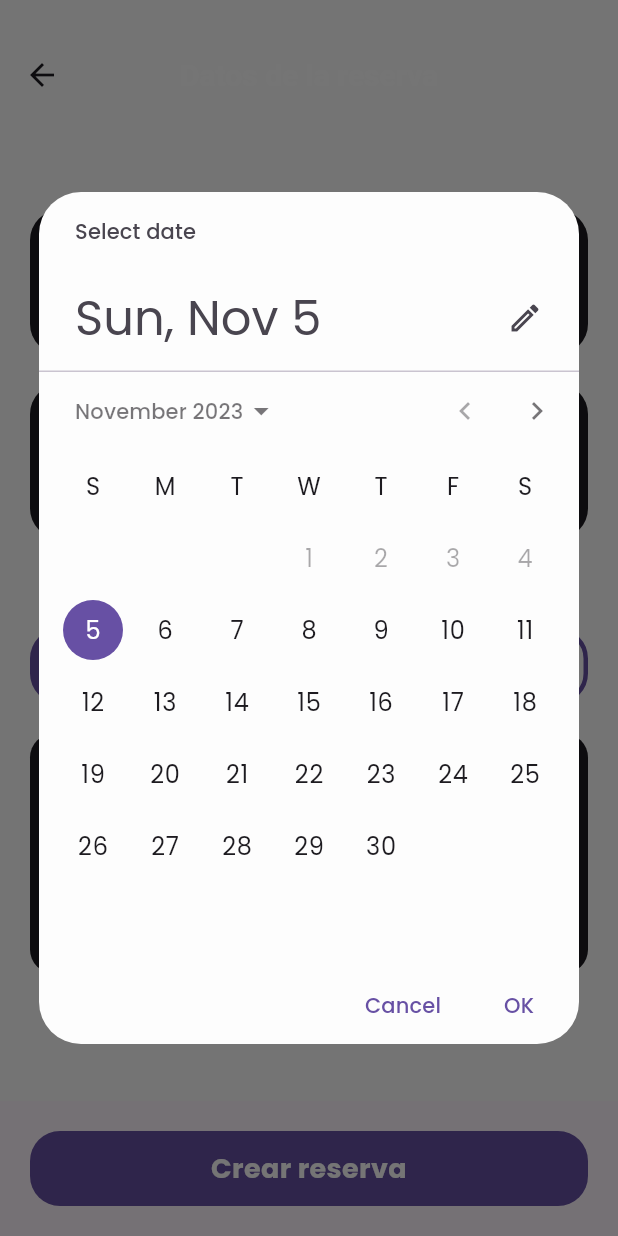
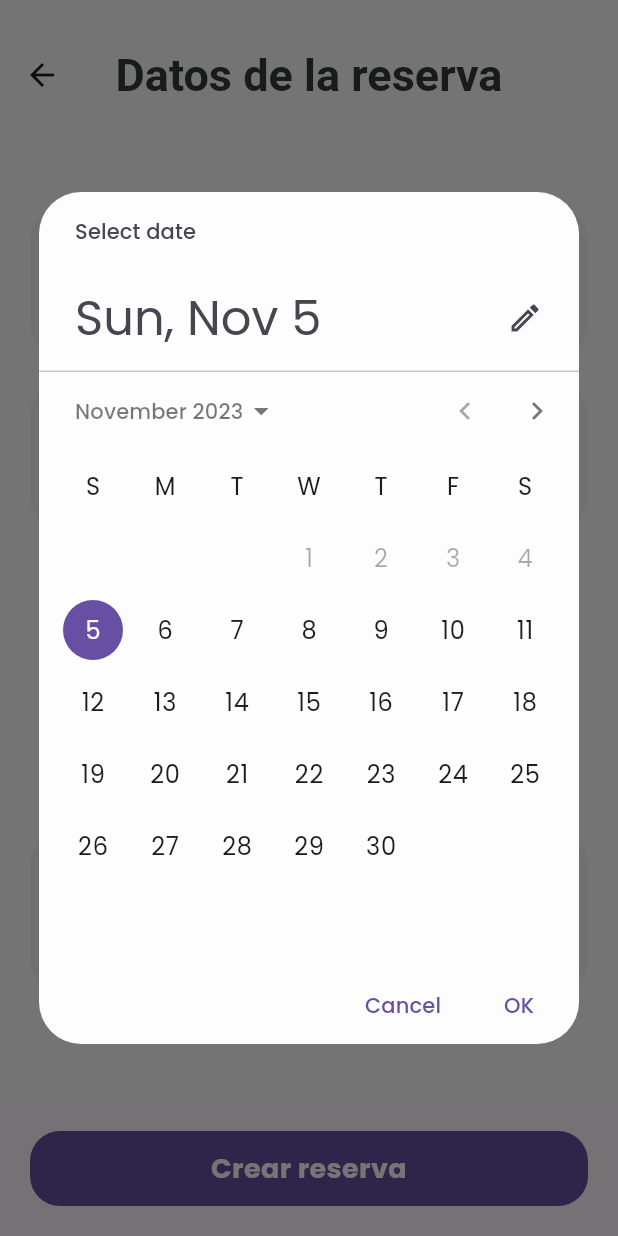
Before and after one commit to jrdeavila/club_valledupar_app, a Flutter app: the CreateReservationScreen screen opened by its route, after a tap on "Fecha de la reserva", on a phone screen of 412 x 824 dp. Run offline on Flutter 3.47's test engine with Material 2 defaults, Android fonts, the phone set to English and light mode, and no system bars; our stand-ins replace cached_network_image, dio, flutter_cache_manager, flutter_keyboard_visibility, get, get_it and 4 more; accounts and stored records are empty; network calls fail.

Commit message:
Cambiar UI de reservaciones y cambiando proceso

```diff
--- a/lib/src/application/use_cases/reservation_use_cases.dart
+++ b/lib/src/application/use_cases/reservation_use_cases.dart
@@ -35,17 +35,6 @@ class FetchInsumeAreasUseCase {
 }
 
 @injectable
-class FetchTypesUseCase {
-  final RespositoryTypesRepository _typeRepository;
-
-  FetchTypesUseCase(this._typeRepository);
-
-  Future<List<TypeReservation>> call() {
-    return _typeRepository.getTypes();
-  }
-}
-
-@injectable
 class DeleteReservationUseCase {
   final ReservationRepository _reservationRepository;
 
--- a/lib/src/domain/entities/reservation.dart
+++ b/lib/src/domain/entities/reservation.dart
@@ -6,9 +6,9 @@ class Reservation {
     this.id,
     required this.insumeArea,
     required this.isEver,
+    required this.isAllDay,
     required this.observations,
     required this.startDate,
-    required this.typeReservation,
     required this.user,
     this.updatedAt,
     this.createdAt,
@@ -18,9 +18,9 @@ class Reservation {
   final int? id;
   final InsumeArea insumeArea;
   final bool isEver;
-  final List<String> observations;
+  final bool isAllDay;
+  final String observations;
   final String startDate;
-  final TypeReservation typeReservation;
   final String? updatedAt;
   final String? createdAt;
   final Partner user;
@@ -39,15 +39,3 @@ class InsumeArea {
   final int id;
   final String name;
 }
-
-class TypeReservation {
-  TypeReservation({
-    required this.desc,
-    required this.id,
-    required this.name,
-  });
-
-  final String desc;
-  final int id;
-  final String name;
-}
--- a/lib/src/domain/repositories/reservation_repository.dart
+++ b/lib/src/domain/repositories/reservation_repository.dart
@@ -9,7 +9,3 @@ abstract class ReservationRepository {
   Future<Reservation> createReservation(Reservation reservation);
   Future<void> deleteReservation(Reservation id);
 }
-
-abstract class RespositoryTypesRepository {
-  Future<List<TypeReservation>> getTypes();
-}
--- a/lib/src/infrastructure/repositories/http_reservation_repository.dart
+++ b/lib/src/infrastructure/repositories/http_reservation_repository.dart
@@ -41,17 +41,3 @@ class HttpInsumeAreaRepository implements InsumeAreaRepository {
         value['data'].map<InsumeArea>((e) => insumeAreaFromJson(e)).toList());
   }
 }
-
-@Injectable(as: RespositoryTypesRepository)
-class HttpRespositoryTypesRepository implements RespositoryTypesRepository {
-  final HttpClient _httpClient;
-
-  HttpRespositoryTypesRepository(this._httpClient);
-  @override
-  Future<List<TypeReservation>> getTypes() {
-    return _httpClient.get<JSON>("/type-reservations").then((value) =>
-        value['data']
-            .map<TypeReservation>((e) => typeReservationFromJson(e))
-            .toList());
-  }
-}
--- a/lib/src/presentation/common/theme/color_palete.dart
+++ b/lib/src/presentation/common/theme/color_palete.dart
@@ -49,6 +49,7 @@ abstract class AppTheme {
     titleTextStyle: TextStyle(
       fontSize: 20,
       fontWeight: FontWeight.bold,
+      fontFamily: 'Poppins',
     ),
   );
 
--- a/lib/src/presentation/common/widgets/textfield.dart
+++ b/lib/src/presentation/common/widgets/textfield.dart
@@ -1,4 +1,6 @@
+import 'package:club_valledupar_app/lib.dart';
 import 'package:flutter/material.dart';
+import 'package:get/get.dart';
 
 class AppTxtField extends StatelessWidget {
   const AppTxtField({
@@ -28,11 +30,15 @@ class AppTxtField extends StatelessWidget {
 
   @override
   Widget build(BuildContext context) {
-    final textColor = Theme.of(context).colorScheme.primary;
+    final textColor = Get.find<ColorPalete>().textOnSecondary;
+    final bgColor = Get.find<ColorPalete>().componentColor;
     return TextFormField(
       style: TextStyle(
-        color: Theme.of(context).colorScheme.primary,
+        color: textColor,
+        fontSize: 18.0,
       ),
+      cursorColor: textColor,
+      cursorWidth: 2,
       initialValue: initialValue,
       maxLength: maxLength,
       minLines: minLines,
@@ -41,9 +47,7 @@ class AppTxtField extends StatelessWidget {
       obscureText: isPassword,
       decoration: InputDecoration(
         filled: true,
-        fillColor: secondary
-            ? Theme.of(context).colorScheme.secondary.withOpacity(0.3)
-            : Theme.of(context).colorScheme.onBackground,
+        fillColor: bgColor,
         border: OutlineInputBorder(
           borderRadius: BorderRadius.circular(16),
           borderSide: BorderSide.none,
--- a/lib/src/presentation/common/widgets/widgets.dart
+++ b/lib/src/presentation/common/widgets/widgets.dart
@@ -1,4 +1,5 @@
 export 'appbar.dart';
 export 'blur.dart';
 export 'buttons.dart';
+export 'image.dart';
 export 'textfield.dart';
--- a/lib/src/presentation/features/dashboard/controllers/reservation_controller.dart
+++ b/lib/src/presentation/features/dashboard/controllers/reservation_controller.dart
@@ -101,29 +101,55 @@ class ReservationController extends GetxController {
 }
 
 class CreateReservationController extends GetxController {
+  final radioOptions = [
+    "Reservar todo el dia",
+    "Repetir indefinidamente",
+    "Reservacion normal"
+  ];
+
+  final observationsOptions = [
+    "Otro",
+    "Clases",
+    "Reunion familiar",
+    "Reunion de amigos",
+    "Reunion de trabajo",
+    "Reunion de negocios",
+  ];
   final ValidatorService _validatorService = getIt<ValidatorService>();
 
-  final Rx<TimeOfDay> _startTime = TimeOfDay.now().obs;
-  final Rx<TimeOfDay> _endTime = TimeOfDay.now().obs;
+  final Rx<TimeOfDay> _startTime = TimeOfDay(
+    hour: TimeOfDay.now().hour,
+    minute: 0,
+  ).obs;
+  final Rx<TimeOfDay> _endTime = TimeOfDay(
+    hour: TimeOfDay.now().hour + 2,
+    minute: 0,
+  ).obs;
   final Rx<DateTime> _date = DateTime.now().obs;
   final RxList<InsumeArea> _areas = <InsumeArea>[].obs;
-  final RxList<TypeReservation> _types = <TypeReservation>[].obs;
   final Rx<InsumeArea?> _area = Rx(null);
-  final Rx<TypeReservation?> _type = Rx(null);
-  final RxBool _isEver = true.obs;
-  final RxString _observations = "".obs;
+  late final RxString _observations = RxString(observationsOptions.first);
   final RxMap<String, List> _errors = RxMap();
+  final RxInt _radioValue = 2.obs;
+  final Rx<bool?> _isLoading = Rx(null);
 
   TimeOfDay get startTime => _startTime.value;
   TimeOfDay get endTime => _endTime.value;
   DateTime get date => _date.value;
   List<InsumeArea> get areas => _areas;
-  List<TypeReservation> get types => _types;
   List get errors => _errors.values.expand((element) => element).toList();
-  bool get isEver => _isEver.value;
+  int get radioValue => _radioValue.value;
+
+  void onRadioChange(int? value) {
+    _radioValue.value = value ?? 0;
+  }
 
   void changeStartTime(TimeOfDay time) {
     _startTime.value = time;
+    _endTime.value = TimeOfDay(
+      hour: time.hour + 2,
+      minute: time.minute,
+    );
   }
 
   void changeEndTime(TimeOfDay time) {
@@ -139,17 +165,8 @@ class CreateReservationController extends GetxController {
     _area.value = area;
   }
 
-  void changeType(int id) {
-    final type = _types.firstWhere((element) => element.id == id);
-    _type.value = type;
-  }
-
   void changeObservations(String value) {
     _observations.value = value;
-  }
-
-  void changeIsEver(bool value) {
-    _isEver.value = value;
   }
 
   @override
@@ -160,8 +177,20 @@ class CreateReservationController extends GetxController {
         _errors.addAll(value);
       },
     );
+
+    _isLoading.listen((value) {
+      if (value != null && !value) {
+        Get.back();
+        getIt<BannerService>().showBanner(
+          BannerData(
+            title: "Reserva creada",
+            message: "Reserva creada con exito",
+            type: BannerType.success,
+          ),
+        );
+      }
+    });
     _fetchInsumeAreas();
-    _fetchTypes();
   }
 
   void _fetchInsumeAreas() {
@@ -169,14 +198,6 @@ class CreateReservationController extends GetxController {
     fetchInsumeAreasUseCase().then((areas) {
       _areas.addAll(areas);
       _area.value = areas.first;
-    });
-  }
-
-  void _fetchTypes() {
-    final fetchTypesUseCase = getIt<FetchTypesUseCase>();
-    fetchTypesUseCase().then((types) {
-      _types.addAll(types);
-      _type.value = types.first;
     });
   }
 
@@ -189,23 +210,16 @@ class CreateReservationController extends GetxController {
       startDate: _dateTimeToString(date, startTime),
       endDate: _dateTimeToString(date, endTime),
       insumeArea: _area.value!,
-      typeReservation: _type.value!,
-      isEver: _isEver.value,
-      observations: [
-        _observations.value,
-      ],
+      isEver: _radioValue.value == 1,
+      isAllDay: _radioValue.value == 0,
+      observations: _observations.value,
     );
-
+    _isLoading.value = true;
     createReservationUseCase(reservation).then((value) {
+      _isLoading.value = false;
       Get.find<ReservationController>().saveReservation(value);
-      Get.back();
-      getIt<BannerService>().showBanner(
-        BannerData(
-          title: "Reserva creada",
-          message: "Reserva creada con exito",
-          type: BannerType.success,
-        ),
-      );
+    }).onError((error, stackTrace) {
+      _isLoading.value = false;
     });
   }
 
--- a/lib/src/presentation/features/dashboard/screens/create_reservation_screen.dart
+++ b/lib/src/presentation/features/dashboard/screens/create_reservation_screen.dart
@@ -11,6 +11,11 @@ class CreateReservationScreen extends GetView<CreateReservationController> {
       appBar: AppBar(
         toolbarHeight: 100,
         title: const Text('Datos de la reserva'),
+        titleTextStyle: TextStyle(
+          fontSize: 30,
+          fontWeight: FontWeight.bold,
+          color: Get.find<ColorPalete>().textOnSecondary,
+        ),
         centerTitle: true,
       ),
       body: Obx(
@@ -25,7 +30,7 @@ class CreateReservationScreen extends GetView<CreateReservationController> {
                     width: double.infinity,
                     decoration: BoxDecoration(
                       borderRadius: BorderRadius.circular(20),
-                      color: Theme.of(context).colorScheme.error,
+                      color: Get.find<ColorPalete>().componentOnError,
                     ),
                     child: Column(
                       crossAxisAlignment: CrossAxisAlignment.start,
@@ -35,14 +40,14 @@ class CreateReservationScreen extends GetView<CreateReservationController> {
                           style: TextStyle(
                             fontSize: 20,
                             fontWeight: FontWeight.bold,
-                            color: Theme.of(context).colorScheme.onError,
+                            color: Get.find<ColorPalete>().textOnError,
                           ),
                         ),
                         ...controller.errors.map(
                           (e) => Text(
-                            e,
+                            "${controller.errors.indexOf(e) + 1}. $e",
                             style: TextStyle(
-                              color: Theme.of(context).colorScheme.onError,
+                              color: Get.find<ColorPalete>().textOnError,
                               fontSize: 16.0,
                             ),
                           ),
@@ -84,24 +89,11 @@ class CreateReservationScreen extends GetView<CreateReservationController> {
                   },
                 ),
                 const SizedBox(height: 20),
-                if (controller.types.isNotEmpty)
-                  DropDownCard(
-                    label: "Tipo de reserva",
-                    items: controller.types.map(
-                      (e) => DropDownCardItem(
-                        id: e.id,
-                        title: e.name,
-                        desc: e.desc,
-                      ),
-                    ),
-                    onChangeId: (value) {
-                      controller.changeType(value);
-                    },
-                  ),
-                const SizedBox(height: 20),
                 if (controller.areas.isNotEmpty)
                   DropDownCard(
                     label: "Insumo a reservar",
+                    hintText: "Selecciona un insumo",
+                    labelModal: "Selecciona un insumo",
                     items: controller.areas.map(
                       (e) => DropDownCardItem(
                         id: e.id,
@@ -114,42 +106,39 @@ class CreateReservationScreen extends GetView<CreateReservationController> {
                     },
                   ),
                 const SizedBox(height: 20),
-                Row(
-                  children: [
-                    Expanded(
-                      child: AppRoundedButton(
-                        label: "Repetir",
-                        padding: EdgeInsets.zero,
-                        isBordered: !controller.isEver,
-                        radius: 20.0,
-                        onTap: () {
-                          controller.changeIsEver(true);
-                        },
+                ...controller.radioOptions.map((e) {
+                  return Row(
+                    children: [
+                      Radio<int>(
+                        value: controller.radioOptions.indexOf(e),
+                        groupValue: controller.radioValue,
+                        onChanged: (value) => controller.onRadioChange(value),
+                      ),
+                      Text(
+                        e,
+                        style: TextStyle(
+                          color: Get.find<ColorPalete>().textOnSecondary,
+                        ),
+                      ),
+                    ],
+                  );
+                }).toList(),
+                const SizedBox(height: 20),
+                DropDownCard(
+                    label: "Motivo",
+                    hintText: "Selecciona un motivo",
+                    labelModal: "Selecciona un motivo",
+                    items: controller.observationsOptions.map(
+                      (e) => DropDownCardItem(
+                        id: controller.observationsOptions.indexOf(e),
+                        title: e,
+                        desc: e,
                       ),
                     ),
-                    const SizedBox(width: 20),
-                    Expanded(
-                      child: AppRoundedButton(
-                        isBordered: controller.isEver,
-                        label: "No repetir",
-                        padding: EdgeInsets.zero,
-                        radius: 20.0,
-                        onTap: () {
-                          controller.changeIsEver(false);
-                        },
-                      ),
-                    )
-                  ],
-                ),
-                const SizedBox(height: 20),
-                AppTxtField(
-                  onChange: (value) {
-                    controller.changeObservations(value);
-                  },
-                  hintText: "Observaciones",
-                  minLines: 5,
-                  maxLines: 5,
-                ),
+                    onChangeId: (value) {
+                      controller.changeObservations(
+                          controller.observationsOptions[value]);
+                    })
               ],
             ),
           ),
--- a/lib/src/presentation/features/dashboard/widgets/clock_time_card.dart
+++ b/lib/src/presentation/features/dashboard/widgets/clock_time_card.dart
@@ -1,4 +1,6 @@
+import 'package:club_valledupar_app/lib.dart';
 import 'package:flutter/material.dart';
+import 'package:get/get.dart';
 
 class ClockTimeCard extends StatelessWidget {
   const ClockTimeCard({
@@ -27,7 +29,7 @@ class ClockTimeCard extends StatelessWidget {
       },
       child: Container(
         decoration: BoxDecoration(
-          color: Theme.of(context).colorScheme.onBackground,
+          color: Get.find<ColorPalete>().componentColor,
           borderRadius: BorderRadius.circular(20),
         ),
         padding: const EdgeInsets.all(20),
@@ -42,18 +44,12 @@ class ClockTimeCard extends StatelessWidget {
                 overflow: TextOverflow.ellipsis,
               ),
             ),
-            Row(
-              children: [
-                Text(time.hourOfPeriod.toString().padLeft(2, '0'),
-                    style: const TextStyle(fontSize: 25)),
-                const Text(' : ', style: TextStyle(fontSize: 25)),
-                Text(time.minute.toString().padLeft(2, '0'),
-                    style: const TextStyle(fontSize: 25)),
-                Text(
-                  time.period == DayPeriod.am ? ' AM' : ' PM',
-                  style: const TextStyle(fontSize: 25),
-                ),
-              ],
+            Text(
+              time.format(context).toUpperCase(),
+              style: const TextStyle(
+                fontSize: 25,
+                fontWeight: FontWeight.bold,
+              ),
             ),
           ],
         ),
--- a/lib/src/presentation/features/dashboard/widgets/datetime_card.dart
+++ b/lib/src/presentation/features/dashboard/widgets/datetime_card.dart
@@ -1,3 +1,4 @@
+import 'package:club_valledupar_app/lib.dart';
 import 'package:flutter/material.dart';
 import 'package:get/get.dart';
 import 'package:intl/intl.dart';
@@ -16,6 +17,9 @@ class DateTimeCard extends StatelessWidget {
 
   @override
   Widget build(BuildContext context) {
+    final dateStr = DateFormat('yyyy-MM-dd').format(date);
+    final dayName = DateFormat('EEEE', 'es_CO').format(date).capitalize!;
+    final completeDate = '$dateStr - $dayName';
     return GestureDetector(
       onTap: () {
         showDatePicker(
@@ -30,8 +34,9 @@ class DateTimeCard extends StatelessWidget {
         });
       },
       child: Container(
+        width: double.infinity,
         decoration: BoxDecoration(
-          color: Theme.of(context).colorScheme.onBackground,
+          color: Get.find<ColorPalete>().componentColor,
           borderRadius: BorderRadius.circular(20),
         ),
         padding: const EdgeInsets.all(20),
@@ -40,27 +45,12 @@ class DateTimeCard extends StatelessWidget {
           mainAxisSize: MainAxisSize.min,
           children: [
             Text(label, style: const TextStyle(fontSize: 14.0)),
-            Row(
-              children: [
-                Text(date.day.toString().padLeft(2, '0'),
-                    style: const TextStyle(fontSize: 30)),
-                const Text('/', style: TextStyle(fontSize: 30)),
-                Text(date.month.toString().padLeft(2, '0'),
-                    style: const TextStyle(fontSize: 30)),
-                const Text('/', style: TextStyle(fontSize: 30)),
-                Text(
-                  date.year.toString(),
-                  style: const TextStyle(fontSize: 30),
-                ),
-                const Text(' - ', style: TextStyle(fontSize: 30)),
-                // Day Name
-                Expanded(
-                  child: Text(
-                    DateFormat('EEEE', 'es_CO').format(date).capitalize!,
-                    style: const TextStyle(fontSize: 30),
-                  ),
-                ),
-              ],
+            Text(
+              completeDate.toUpperCase(),
+              style: const TextStyle(
+                fontSize: 25,
+                fontWeight: FontWeight.bold,
+              ),
             ),
           ],
         ),
--- a/lib/src/presentation/features/dashboard/widgets/dropdown_card.dart
+++ b/lib/src/presentation/features/dashboard/widgets/dropdown_card.dart
@@ -8,11 +8,15 @@ class DropDownCard extends StatefulWidget {
     required this.label,
     required this.items,
     required this.onChangeId,
+    required this.labelModal,
+    required this.hintText,
   });
 
   final String label;
   final Iterable<DropDownCardItem> items;
   final void Function(int) onChangeId;
+  final String labelModal;
+  final String hintText;
 
   @override
   State<DropDownCard> createState() => _DropDownCardState();
@@ -35,7 +39,7 @@ class _DropDownCardState extends State<DropDownCard> {
         width: double.infinity,
         decoration: BoxDecoration(
           borderRadius: BorderRadius.circular(20),
-          color: Theme.of(context).colorScheme.onBackground,
+          color: Get.find<ColorPalete>().componentColor,
         ),
         child: Column(
           crossAxisAlignment: CrossAxisAlignment.start,
@@ -44,7 +48,7 @@ class _DropDownCardState extends State<DropDownCard> {
               widget.label,
               style: TextStyle(
                 fontSize: 14,
-                color: Theme.of(context).colorScheme.primary,
+                color: Get.find<ColorPalete>().textOnSecondary,
               ),
             ),
             const SizedBox(height: 10),
@@ -53,14 +57,15 @@ class _DropDownCardState extends State<DropDownCard> {
                   .firstWhere((e) => e.id == _currentId,
                       orElse: () => DropDownCardItem(
                             id: 0,
-                            title: "Selecciona un tipo de reserva",
+                            title: widget.hintText,
                             desc: "",
                           ))
                   .title
                   .toUpperCase(),
               style: TextStyle(
                 fontSize: 24,
-                color: Theme.of(context).colorScheme.primary,
+                fontWeight: FontWeight.bold,
+                color: Get.find<ColorPalete>().textOnSecondary,
               ),
             ),
           ],
@@ -69,22 +74,26 @@ class _DropDownCardState extends State<DropDownCard> {
       onTap: () {
         showModalBottomSheet(
           context: context,
-          backgroundColor: Theme.of(context).colorScheme.onBackground,
+          backgroundColor: Get.find<ColorPalete>().componentColor,
           builder: (context) {
             return Container(
               padding: const EdgeInsets.all(20),
               child: Column(
-                mainAxisSize: MainAxisSize.min,
                 children: [
                   Text(
-                    "Selecciona un tipo de reserva",
+                    widget.labelModal,
                     style: TextStyle(
                       fontSize: 20,
                       fontWeight: FontWeight.bold,
-                      color: Theme.of(context).colorScheme.primary,
+                      color: Get.find<ColorPalete>().textOnSecondary,
                     ),
                   ),
                   const SizedBox(height: 20),
+                  Expanded(
+                    child: SingleChildScrollView(
+                      child: Column(
+                        mainAxisSize: MainAxisSize.min,
+                        children: [
                           ...widget.items.map(
                             (e) => GestureDetector(
                               onTap: () {
@@ -103,29 +112,35 @@ class _DropDownCardState extends State<DropDownCard> {
                                     width: double.infinity,
                                     decoration: BoxDecoration(
                                       borderRadius: BorderRadius.circular(20),
-                              color: Theme.of(context).colorScheme.primary,
+                                      color: Get.find<ColorPalete>()
+                                          .componentColor,
                                     ),
                                     child: Column(
-                              crossAxisAlignment: CrossAxisAlignment.start,
+                                      crossAxisAlignment:
+                                          CrossAxisAlignment.start,
                                       children: [
                                         Text(
                                           e.title,
                                           style: TextStyle(
                                             fontSize: 20,
                                             fontWeight: FontWeight.bold,
-                                    color:
-                                        Theme.of(context).colorScheme.onPrimary,
+                                            color: Get.find<ColorPalete>()
+                                                .textOnSecondary,
                                           ),
                                         ),
                                         Text(
                                           e.desc,
                                           style: TextStyle(
                                             fontSize: 14,
-                                    color:
-                                        Theme.of(context).colorScheme.onPrimary,
+                                            color: Get.find<ColorPalete>()
+                                                .textOnSecondary,
                                           ),
                                         ),
                                       ],
+                                    ),
+                                  ),
+                                ],
+                              ),
                             ),
                           ),
                         ],
```
Also changed, not shown: lib/src/infrastructure/data_sources/reservation_data_sources.dart (+3 -9 lines), lib/src/presentation/common/widgets/image.dart (added, +104 -0 lines), lib/src/presentation/features/dashboard/screens/reservation_card.dart (+5 -29 lines), lib/src/presentation/features/dashboard/screens/reservation_details_card.dart (+1 -8 lines), lib/src/presentation/features/dashboard/screens/reservation_screen.dart (+45 -31 lines), lib/src/infrastructure/bindings/injectable.config.dart. Lines whose indentation alone changed are shown as unchanged.
